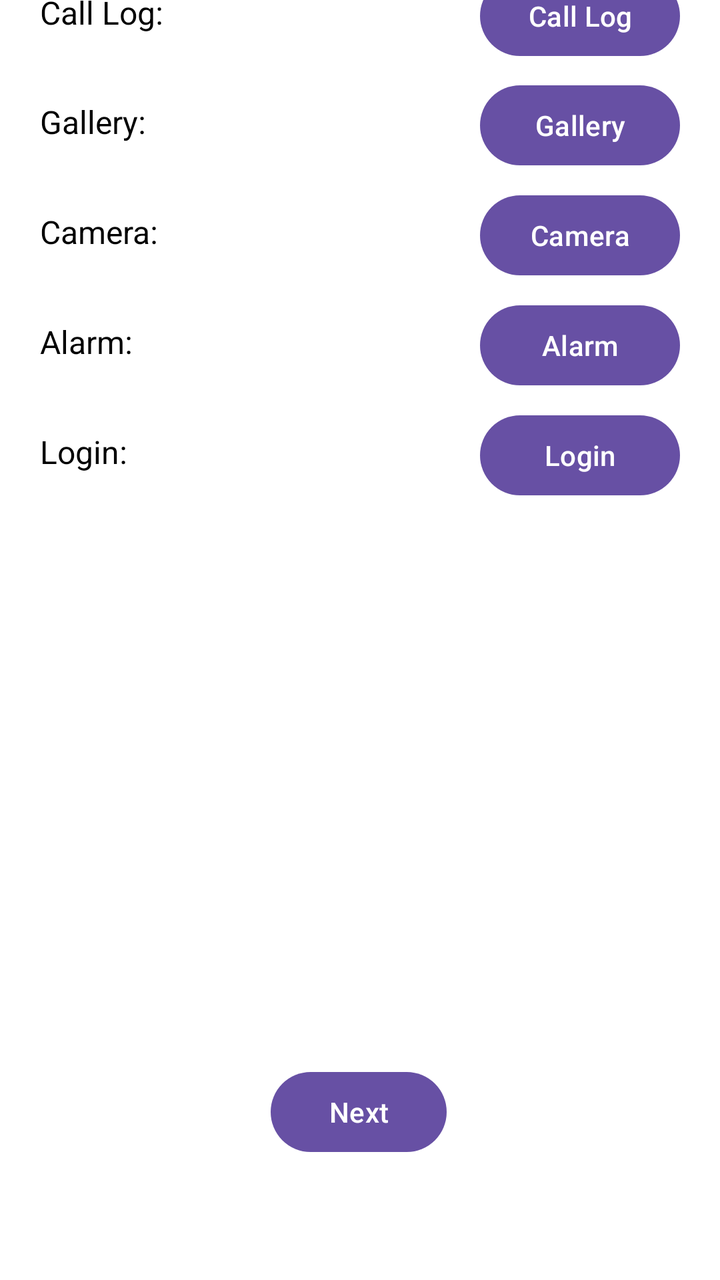
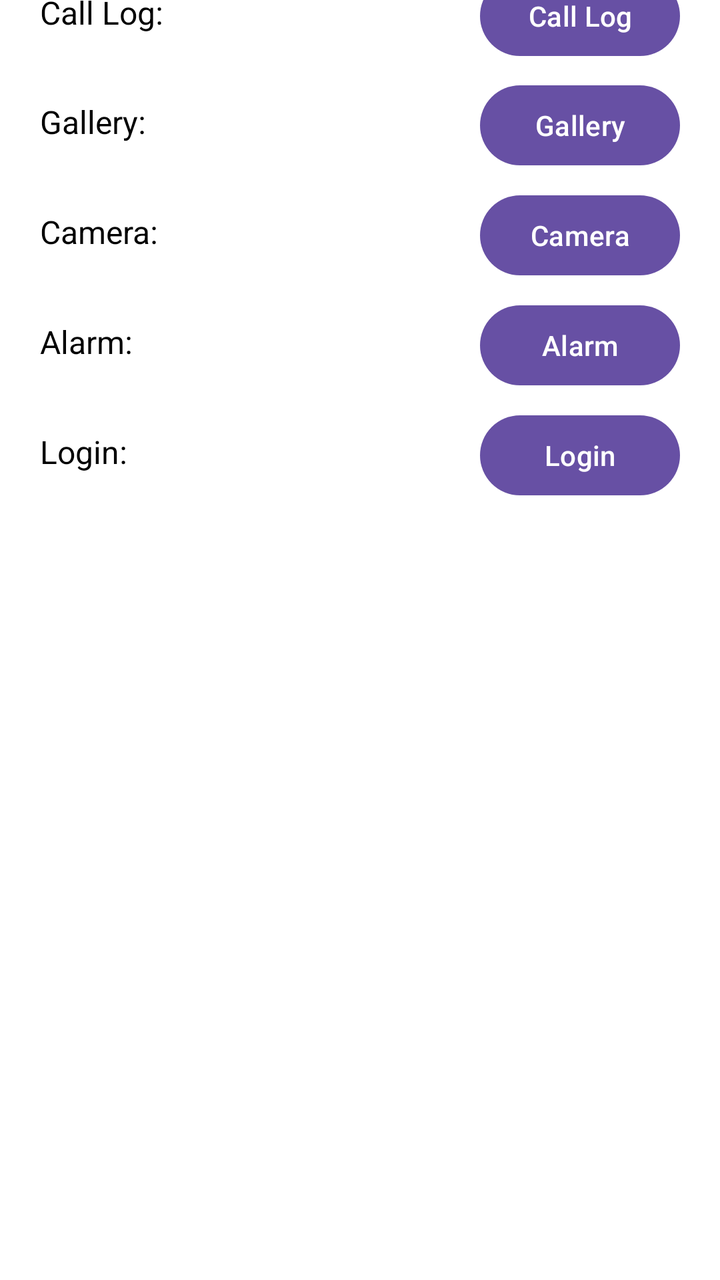

Compare the two renders of this Android layout. The source of the first and the diff that turns it into the second are given below.
<!-- AndroidManifest.xml: application theme Theme.MAD_23012531065_Practical3 -->
<!-- res/layout/activity_main.xml -->
<?xml version="1.0" encoding="utf-8"?>
<androidx.constraintlayout.widget.ConstraintLayout
    xmlns:android="http://schemas.android.com/apk/res/android"
    xmlns:app="http://schemas.android.com/apk/res-auto"
    xmlns:tools="http://schemas.android.com/tools"
    android:id="@+id/main"
    android:layout_width="match_parent"
    android:layout_height="match_parent"
    android:background="@android:color/white"
    app:layoutDescription="@xml/activity_main_scene"
    tools:context=".MainActivity">

    <Button
        android:id="@+id/btnBrowse"
        android:layout_width="100dp"
        android:layout_height="48dp"
        android:layout_marginEnd="20dp"
        android:text="@string/browse"
        android:textColor="@android:color/white"
        android:textSize="14sp"
        app:flow_verticalGap="10dp"
        app:layout_constraintBottom_toBottomOf="@+id/tvWebUrlLabel"
        app:layout_constraintEnd_toEndOf="parent"
        app:layout_constraintTop_toTopOf="@+id/tvWebUrlLabel"
        tools:ignore="MissingConstraints" />

    <TextView
        android:id="@+id/tvWebUrlLabel"
        android:layout_width="80dp"
        android:layout_height="25dp"
        android:layout_marginStart="20dp"
        android:layout_marginBottom="30dp"
        android:text="@string/web_url"
        android:textColor="@android:color/black"
        android:textSize="16sp"
        app:layout_constraintBottom_toTopOf="@+id/tvPhoneLabel"
        app:layout_constraintStart_toStartOf="parent"
        app:layout_goneMarginBottom="20dp"
        tools:ignore="MissingConstraints" />

    <EditText
        android:id="@+id/editTextText5"
        android:layout_width="0dp"
        android:layout_height="48dp"
        android:height="5dp"
        android:ems="10"
        android:inputType="text"
        android:text="Name"
        app:layout_constraintBottom_toBottomOf="@+id/tvWebUrlLabel"
        app:layout_constraintEnd_toStartOf="@+id/btnBrowse"
        app:layout_constraintStart_toEndOf="@+id/tvWebUrlLabel"
        app:layout_constraintTop_toTopOf="@+id/tvWebUrlLabel" />

    <Button
        android:id="@+id/btnCall"
        android:layout_width="100dp"
        android:layout_height="48dp"
        android:text="@string/call"
        android:textColor="@android:color/white"
        android:textSize="14sp"
        app:flow_verticalGap="10dp"
        app:layout_constraintBottom_toBottomOf="@+id/tvPhoneLabel"
        app:layout_constraintEnd_toEndOf="@+id/btnBrowse"
        app:layout_constraintTop_toTopOf="@+id/tvPhoneLabel" />

    <Button
        android:id="@+id/btnCallLog"
        android:layout_width="100dp"
        android:layout_height="48dp"
        android:text="Call Log"
        android:textColor="@android:color/white"
        android:textSize="14sp"
        app:flow_verticalGap="10dp"
        app:layout_constraintBottom_toBottomOf="@+id/tvCallLogLabel"
        app:layout_constraintEnd_toEndOf="@+id/btnCall"
        app:layout_constraintTop_toTopOf="@+id/tvCallLogLabel" />

    <Button
        android:id="@+id/btnAlarm"
        android:layout_width="100dp"
        android:layout_height="48dp"
        android:text="Alarm"
        android:textColor="@android:color/white"
        android:textSize="14sp"
        app:flow_verticalGap="10dp"
        app:layout_constraintBottom_toBottomOf="@+id/tvAlarmLabel"
        app:layout_constraintEnd_toEndOf="@+id/btnCamera"
        app:layout_constraintTop_toTopOf="@+id/tvAlarmLabel" />

    <TextView
        android:id="@+id/tvCallLogLabel"
        android:layout_width="80dp"
        android:layout_height="25dp"
        android:layout_marginBottom="30dp"
        android:text="@string/call_log"
        android:textColor="@android:color/black"
        android:textSize="16sp"
        app:layout_constraintBottom_toTopOf="@+id/tvGalleryLabel"
        app:layout_constraintStart_toStartOf="@+id/tvPhoneLabel"
        app:layout_goneMarginBottom="20dp" />

    <Button
        android:id="@+id/btnCamera"
        android:layout_width="100dp"
        android:layout_height="48dp"
        android:text="Camera"
        android:textColor="@android:color/white"
        android:textSize="14sp"
        app:flow_verticalGap="10dp"
        app:layout_constraintBottom_toBottomOf="@+id/tvCameraLabel"
        app:layout_constraintEnd_toEndOf="@+id/btnGallery"
        app:layout_constraintTop_toTopOf="@+id/tvCameraLabel" />

    <TextView
        android:id="@+id/tvCameraLabel"
        android:layout_width="80dp"
        android:layout_height="25dp"
        android:layout_marginBottom="30dp"
        android:text="@string/camera"
        android:textColor="@android:color/black"
        android:textSize="16sp"
        app:layout_constraintBottom_toTopOf="@+id/tvAlarmLabel"
        app:layout_constraintStart_toStartOf="@+id/tvGalleryLabel"
        app:layout_goneMarginBottom="20dp" />

    <TextView
        android:id="@+id/tvGalleryLabel"
        android:layout_width="80dp"
        android:layout_height="25dp"
        android:layout_marginBottom="30dp"
        android:text="@string/gallery"
        android:textColor="@android:color/black"
        android:textSize="16sp"
        app:layout_constraintBottom_toTopOf="@+id/tvCameraLabel"
        app:layout_constraintStart_toStartOf="@+id/tvCallLogLabel"
        app:layout_goneMarginBottom="20dp" />

    <TextView
        android:id="@+id/tvPhoneLabel"
        android:layout_width="80dp"
        android:layout_height="25dp"
        android:layout_marginBottom="30dp"
        android:text="@string/phone_no"
        android:textColor="@android:color/black"
        android:textSize="16sp"
        app:layout_constraintBottom_toTopOf="@+id/tvCallLogLabel"
        app:layout_constraintStart_toStartOf="@+id/tvWebUrlLabel"
        app:layout_goneMarginBottom="20dp" />

    <TextView
        android:id="@+id/tvLoginLabel"
        android:layout_width="80dp"
        android:layout_height="25dp"
        android:layout_marginBottom="400dp"
        android:text="@string/login"
        android:textColor="@android:color/black"
        android:textSize="16sp"
        app:layout_constraintBottom_toBottomOf="parent"
        app:layout_constraintStart_toStartOf="@+id/tvAlarmLabel" />

    <TextView
        android:id="@+id/tvAlarmLabel"
        android:layout_width="80dp"
        android:layout_height="25dp"
        android:layout_marginBottom="30dp"
        android:text="@string/alarm"
        android:textColor="@android:color/black"
        android:textSize="16sp"
        app:layout_constraintBottom_toTopOf="@+id/tvLoginLabel"
        app:layout_constraintStart_toStartOf="@+id/tvCameraLabel"
        app:layout_goneMarginBottom="20dp" />

    <Button
        android:id="@+id/btnLogin"
        android:layout_width="100dp"
        android:layout_height="48dp"
        android:text="Login"
        android:textColor="@android:color/white"
        android:textSize="14sp"
        app:flow_verticalGap="10dp"
        app:layout_constraintBottom_toBottomOf="@+id/tvLoginLabel"
        app:layout_constraintEnd_toEndOf="@+id/btnAlarm"
        app:layout_constraintTop_toTopOf="@+id/tvLoginLabel" />

    <EditText
        android:id="@+id/editTextText6"
        android:layout_width="0dp"
        android:layout_height="48dp"
        android:height="5dp"
        android:ems="10"
        android:inputType="text"
        android:text="Number"
        app:layout_constraintBottom_toBottomOf="@+id/tvPhoneLabel"
        app:layout_constraintEnd_toStartOf="@+id/btnCall"
        app:layout_constraintStart_toEndOf="@+id/tvPhoneLabel"
        app:layout_constraintTop_toTopOf="@+id/tvPhoneLabel" />

    <Button
        android:id="@+id/btnGallery"
        android:layout_width="100dp"
        android:layout_height="48dp"

        android:text="Gallery"
        android:textColor="@android:color/white"
        android:textSize="14sp"
        app:flow_verticalGap="10dp"
        app:layout_constraintBottom_toBottomOf="@+id/tvGalleryLabel"
        app:layout_constraintEnd_toEndOf="@+id/btnCallLog"
        app:layout_constraintTop_toTopOf="@+id/tvGalleryLabel" />

    <Button
        android:id="@+id/button"
        android:layout_width="wrap_content"
        android:layout_height="wrap_content"
        android:layout_marginBottom="60dp"
        android:text="Next"
        app:layout_constraintBottom_toBottomOf="parent"
        app:layout_constraintEnd_toEndOf="parent"
        app:layout_constraintHorizontal_bias="0.498"
        app:layout_constraintStart_toStartOf="parent" />

    <androidx.constraintlayout.widget.Guideline
        android:id="@+id/guideline"
        android:layout_width="wrap_content"
        android:layout_height="wrap_content"
        android:orientation="vertical"
        app:layout_constraintGuide_begin="16dp" />

</androidx.constraintlayout.widget.ConstraintLayout>
<!-- resources referenced by this layout -->
<resources>
  <string name="alarm">Alarm:</string>
  <string name="browse">Browse</string>
  <string name="call">Call</string>
  <string name="call_log">Call Log:</string>
  <string name="camera">Camera:</string>
  <string name="gallery">Gallery:</string>
  <string name="login">Login:</string>
  <string name="phone_no">Phone No.:</string>
  <string name="web_url">Web Url:</string>
  <style name="Theme.MAD_23012531065_Practical3" parent="Base.Theme.MAD_23012531065_Practical3" />
  <style name="Base.Theme.MAD_23012531065_Practical3" parent="Theme.Material3.DayNight.NoActionBar">
          
          
      </style>
</resources>

<!-- the commit's change to res/layout/activity_main.xml (unified diff, before → after) -->
@@ -39,17 +39,19 @@
         tools:ignore="MissingConstraints" />
 
     <EditText
-        android:id="@+id/editTextText5"
+        android:id="@+id/webUrlText"
         android:layout_width="0dp"
         android:layout_height="48dp"
         android:height="5dp"
         android:ems="10"
-        android:inputType="text"
-        android:text="Name"
+        android:inputType="textUri"
+        android:hint="@string/web_url_hint"
         app:layout_constraintBottom_toBottomOf="@+id/tvWebUrlLabel"
         app:layout_constraintEnd_toStartOf="@+id/btnBrowse"
+        app:layout_constraintHorizontal_bias="1.0"
         app:layout_constraintStart_toEndOf="@+id/tvWebUrlLabel"
-        app:layout_constraintTop_toTopOf="@+id/tvWebUrlLabel" />
+        app:layout_constraintTop_toTopOf="@+id/tvWebUrlLabel"
+        app:layout_constraintVertical_bias="0.478" />
 
     <Button
         android:id="@+id/btnCall"
@@ -183,13 +185,13 @@
         app:layout_constraintTop_toTopOf="@+id/tvLoginLabel" />
 
     <EditText
-        android:id="@+id/editTextText6"
+        android:id="@+id/phoneNumber"
         android:layout_width="0dp"
         android:layout_height="48dp"
         android:height="5dp"
         android:ems="10"
-        android:inputType="text"
-        android:text="Number"
+        android:inputType="phone"
+        android:hint="@string/phone_number_hint"
         app:layout_constraintBottom_toBottomOf="@+id/tvPhoneLabel"
         app:layout_constraintEnd_toStartOf="@+id/btnCall"
         app:layout_constraintStart_toEndOf="@+id/tvPhoneLabel"
@@ -199,7 +201,6 @@
         android:id="@+id/btnGallery"
         android:layout_width="100dp"
         android:layout_height="48dp"
-
         android:text="Gallery"
         android:textColor="@android:color/white"
         android:textSize="14sp"
@@ -207,17 +208,6 @@
         app:layout_constraintBottom_toBottomOf="@+id/tvGalleryLabel"
         app:layout_constraintEnd_toEndOf="@+id/btnCallLog"
         app:layout_constraintTop_toTopOf="@+id/tvGalleryLabel" />
-
-    <Button
-        android:id="@+id/button"
-        android:layout_width="wrap_content"
-        android:layout_height="wrap_content"
-        android:layout_marginBottom="60dp"
-        android:text="Next"
-        app:layout_constraintBottom_toBottomOf="parent"
-        app:layout_constraintEnd_toEndOf="parent"
-        app:layout_constraintHorizontal_bias="0.498"
-        app:layout_constraintStart_toStartOf="parent" />
 
     <androidx.constraintlayout.widget.Guideline
         android:id="@+id/guideline"
<!-- resource entries referenced after the edit -->
@@ -8,7 +8,9 @@
   <string name="gallery">Gallery:</string>
   <string name="login">Login:</string>
   <string name="phone_no">Phone No.:</string>
+  <string name="phone_number_hint">Phone Number</string>
   <string name="web_url">Web Url:</string>
+  <string name="web_url_hint">Web URL</string>
   <style name="Theme.MAD_23012531065_Practical3" parent="Base.Theme.MAD_23012531065_Practical3" />
   <style name="Base.Theme.MAD_23012531065_Practical3" parent="Theme.Material3.DayNight.NoActionBar">
           
